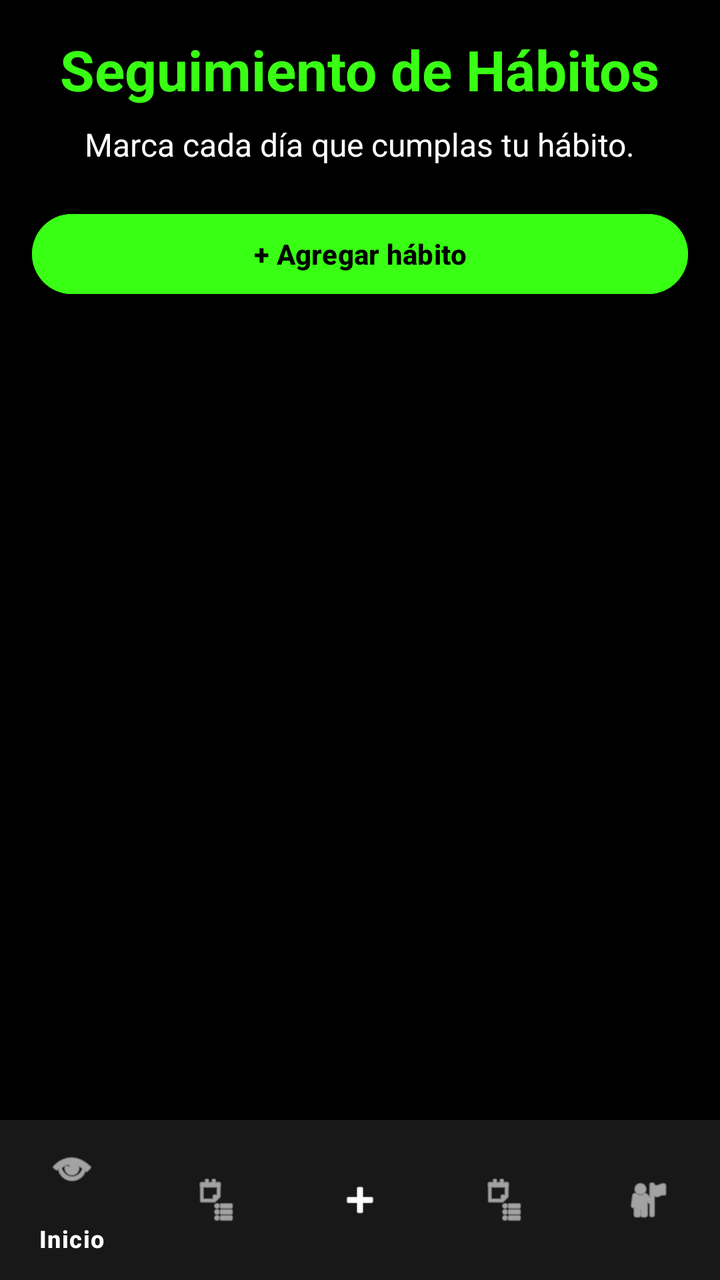
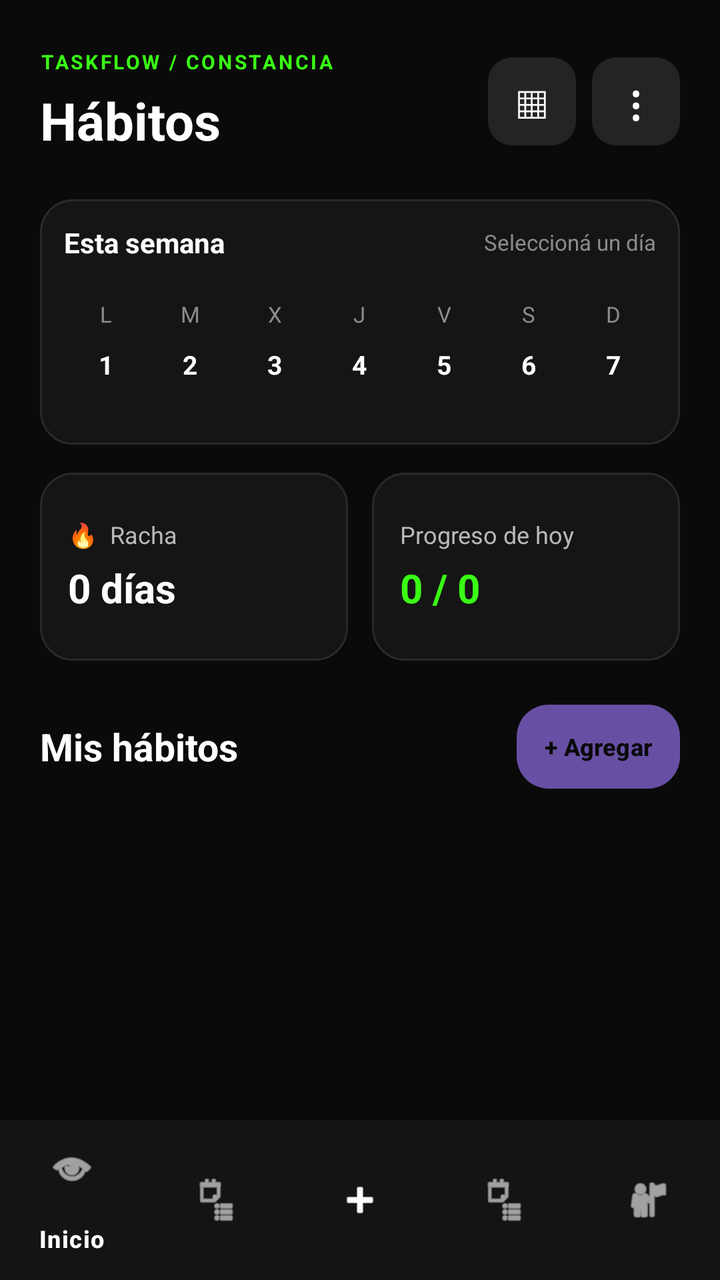

The first picture is an Android layout as it rendered before a commit; the second is the same layout after the commit. The layout source and the unified diff follow.
<!-- AndroidManifest.xml: application theme Theme.TaskFlow -->
<!-- res/layout/activity_habitos.xml -->
<?xml version="1.0" encoding="utf-8"?>
<LinearLayout xmlns:android="http://schemas.android.com/apk/res/android"
    xmlns:app="http://schemas.android.com/apk/res-auto"
    xmlns:tools="http://schemas.android.com/tools"
    android:layout_width="match_parent"
    android:layout_height="match_parent"
    android:orientation="vertical"
    android:background="#000000"
    tools:context=".HabitosActivity">

    <LinearLayout
        android:layout_width="match_parent"
        android:layout_height="0dp"
        android:layout_weight="1"
        android:orientation="vertical"
        android:padding="16dp">

    <TextView
        android:id="@+id/tituloHabitos"
        android:layout_width="wrap_content"
        android:layout_height="wrap_content"
        android:text="Seguimiento de Hábitos"
        android:textColor="#39FF14"
        android:textSize="28sp"
        android:textStyle="bold"
        android:layout_gravity="center"/>

    <TextView
        android:layout_width="wrap_content"
        android:layout_height="wrap_content"
        android:text="Marca cada día que cumplas tu hábito."
        android:textColor="#FFFFFF"
        android:textSize="16sp"
        android:layout_marginTop="8dp"
        android:layout_gravity="center"/>

    <Button
        android:id="@+id/btnAgregarHabito"
        android:layout_width="match_parent"
        android:layout_height="wrap_content"
        android:text="+ Agregar hábito"
        android:textStyle="bold"
        android:layout_marginTop="20dp"
        android:backgroundTint="#39FF14"
        android:textColor="#000000"/>

    <androidx.recyclerview.widget.RecyclerView
        android:id="@+id/recyclerHabitos"
        android:layout_width="match_parent"
        android:layout_height="0dp"
        android:layout_weight="1"
        android:layout_marginTop="20dp"/>

    </LinearLayout>

    <com.google.android.material.bottomnavigation.BottomNavigationView
        android:id="@+id/bottomNavigation"
        android:layout_width="match_parent"
        android:layout_height="wrap_content"
        android:background="#181818"
        app:itemIconTint="@color/white"
        app:itemTextColor="@color/white"
        app:menu="@menu/bottom_nav_menu" />

</LinearLayout>
<!-- resources referenced by this layout -->
<resources>
  <color name="white">#FFFFFFFF</color>
  <style name="Theme.TaskFlow" parent="Base.Theme.TaskFlow" />
  <style name="Base.Theme.TaskFlow" parent="Theme.Material3.DayNight.NoActionBar">
          
          
      </style>
</resources>

<!-- the commit's change to res/layout/activity_habitos.xml (unified diff, before → after) -->
@@ -5,61 +5,633 @@
     android:layout_width="match_parent"
     android:layout_height="match_parent"
     android:orientation="vertical"
-    android:background="#000000"
+    android:background="#0A0A0A"
     tools:context=".HabitosActivity">
 
+    
     <LinearLayout
         android:layout_width="match_parent"
         android:layout_height="0dp"
         android:layout_weight="1"
         android:orientation="vertical"
-        android:padding="16dp">
-
-    <TextView
-        android:id="@+id/tituloHabitos"
-        android:layout_width="wrap_content"
-        android:layout_height="wrap_content"
-        android:text="Seguimiento de Hábitos"
-        android:textColor="#39FF14"
-        android:textSize="28sp"
-        android:textStyle="bold"
-        android:layout_gravity="center"/>
-
-    <TextView
-        android:layout_width="wrap_content"
-        android:layout_height="wrap_content"
-        android:text="Marca cada día que cumplas tu hábito."
-        android:textColor="#FFFFFF"
-        android:textSize="16sp"
-        android:layout_marginTop="8dp"
-        android:layout_gravity="center"/>
-
-    <Button
-        android:id="@+id/btnAgregarHabito"
-        android:layout_width="match_parent"
-        android:layout_height="wrap_content"
-        android:text="+ Agregar hábito"
-        android:textStyle="bold"
-        android:layout_marginTop="20dp"
-        android:backgroundTint="#39FF14"
-        android:textColor="#000000"/>
-
-    <androidx.recyclerview.widget.RecyclerView
-        android:id="@+id/recyclerHabitos"
-        android:layout_width="match_parent"
-        android:layout_height="0dp"
-        android:layout_weight="1"
-        android:layout_marginTop="20dp"/>
+        android:paddingStart="20dp"
+        android:paddingEnd="20dp"
+        android:paddingTop="24dp"
+        android:paddingBottom="8dp">
+
+        
+        <LinearLayout
+            android:layout_width="match_parent"
+            android:layout_height="wrap_content"
+            android:gravity="center_vertical"
+            android:orientation="horizontal">
+
+            <LinearLayout
+                android:layout_width="0dp"
+                android:layout_height="wrap_content"
+                android:layout_weight="1"
+                android:orientation="vertical">
+
+                <TextView
+                    android:layout_width="wrap_content"
+                    android:layout_height="wrap_content"
+                    android:text="TASKFLOW / CONSTANCIA"
+                    android:textColor="#39FF14"
+                    android:textSize="10sp"
+                    android:textStyle="bold"
+                    android:letterSpacing="0.12" />
+
+                <TextView
+                    android:id="@+id/tituloHabitos"
+                    android:layout_width="wrap_content"
+                    android:layout_height="wrap_content"
+                    android:layout_marginTop="5dp"
+                    android:text="Hábitos"
+                    android:textColor="#FFFFFF"
+                    android:textSize="26sp"
+                    android:textStyle="bold" />
+
+            </LinearLayout>
+
+            <TextView
+                android:id="@+id/btnCalendarioHabitos"
+                android:layout_width="44dp"
+                android:layout_height="44dp"
+                android:layout_marginEnd="8dp"
+                android:background="@drawable/habito_icon_background"
+                android:gravity="center"
+                android:text="▦"
+                android:textColor="#FFFFFF"
+                android:textSize="23sp"
+                android:contentDescription="Calendario" />
+
+            <TextView
+                android:id="@+id/btnOpcionesHabitos"
+                android:layout_width="44dp"
+                android:layout_height="44dp"
+                android:background="@drawable/habito_icon_background"
+                android:gravity="center"
+                android:text="⋮"
+                android:textColor="#FFFFFF"
+                android:textSize="25sp"
+                android:contentDescription="Opciones de hábitos" />
+
+        </LinearLayout>
+
+        
+        <LinearLayout
+            android:layout_width="match_parent"
+            android:layout_height="wrap_content"
+            android:layout_marginTop="22dp"
+            android:orientation="vertical"
+            android:padding="12dp"
+            android:background="@drawable/habito_summary_background">
+
+            <LinearLayout
+                android:layout_width="match_parent"
+                android:layout_height="wrap_content"
+                android:gravity="center_vertical"
+                android:orientation="horizontal">
+
+                <TextView
+                    android:layout_width="0dp"
+                    android:layout_height="wrap_content"
+                    android:layout_weight="1"
+                    android:text="Esta semana"
+                    android:textColor="#FFFFFF"
+                    android:textSize="14sp"
+                    android:textStyle="bold" />
+
+                <TextView
+                    android:id="@+id/tvSemanaHabitos"
+                    android:layout_width="wrap_content"
+                    android:layout_height="wrap_content"
+                    android:text="Seleccioná un día"
+                    android:textColor="#8C8C8C"
+                    android:textSize="11sp" />
+
+            </LinearLayout>
+
+            <LinearLayout
+                android:layout_width="match_parent"
+                android:layout_height="wrap_content"
+                android:layout_marginTop="14dp"
+                android:orientation="horizontal">
+
+                <LinearLayout
+                    android:id="@+id/diaColumna1"
+                    android:layout_width="0dp"
+                    android:layout_height="wrap_content"
+                    android:layout_weight="1"
+                    android:gravity="center"
+                    android:orientation="vertical"
+                    android:paddingTop="5dp"
+                    android:paddingBottom="5dp"
+                    android:background="@drawable/habito_day_background"
+                    android:clickable="true"
+                    android:focusable="true">
+
+                    <TextView
+                        android:id="@+id/tvNombreDia1"
+                        android:layout_width="wrap_content"
+                        android:layout_height="wrap_content"
+                        android:text="L"
+                        android:textColor="#8C8C8C"
+                        android:textSize="11sp" />
+
+                    <TextView
+                        android:id="@+id/tvNumeroDia1"
+                        android:layout_width="34dp"
+                        android:layout_height="36dp"
+                        android:gravity="center"
+                        android:text="1"
+                        android:textColor="#FFFFFF"
+                        android:textSize="13sp"
+                        android:textStyle="bold" />
+
+                    <TextView
+                        android:id="@+id/tvPuntoDia1"
+                        android:layout_width="wrap_content"
+                        android:layout_height="5dp"
+                        android:text="•"
+                        android:textColor="#39FF14"
+                        android:textSize="10sp" />
+
+                </LinearLayout>
+
+                <LinearLayout
+                    android:id="@+id/diaColumna2"
+                    android:layout_width="0dp"
+                    android:layout_height="wrap_content"
+                    android:layout_weight="1"
+                    android:gravity="center"
+                    android:orientation="vertical"
+                    android:paddingTop="5dp"
+                    android:paddingBottom="5dp"
+                    android:background="@drawable/habito_day_background"
+                    android:clickable="true"
+                    android:focusable="true">
+
+                    <TextView
+                        android:id="@+id/tvNombreDia2"
+                        android:layout_width="wrap_content"
+                        android:layout_height="wrap_content"
+                        android:text="M"
+                        android:textColor="#8C8C8C"
+                        android:textSize="11sp" />
+
+                    <TextView
+                        android:id="@+id/tvNumeroDia2"
+                        android:layout_width="34dp"
+                        android:layout_height="36dp"
+                        android:gravity="center"
+                        android:text="2"
+                        android:textColor="#FFFFFF"
+                        android:textSize="13sp"
+                        android:textStyle="bold" />
+
+                    <TextView
+                        android:id="@+id/tvPuntoDia2"
+                        android:layout_width="wrap_content"
+                        android:layout_height="5dp"
+                        android:text="•"
+                        android:textColor="#39FF14"
+                        android:textSize="10sp" />
+
+                </LinearLayout>
+
+                <LinearLayout
+                    android:id="@+id/diaColumna3"
+                    android:layout_width="0dp"
+                    android:layout_height="wrap_content"
+                    android:layout_weight="1"
+                    android:gravity="center"
+                    android:orientation="vertical"
+                    android:paddingTop="5dp"
+                    android:paddingBottom="5dp"
+                    android:background="@drawable/habito_day_background"
+                    android:clickable="true"
+                    android:focusable="true">
+
+                    <TextView
+                        android:id="@+id/tvNombreDia3"
+                        android:layout_width="wrap_content"
+                        android:layout_height="wrap_content"
+                        android:text="X"
+                        android:textColor="#8C8C8C"
+                        android:textSize="11sp" />
+
+                    <TextView
+                        android:id="@+id/tvNumeroDia3"
+                        android:layout_width="34dp"
+                        android:layout_height="36dp"
+                        android:gravity="center"
+                        android:text="3"
+                        android:textColor="#FFFFFF"
+                        android:textSize="13sp"
+                        android:textStyle="bold" />
+
+                    <TextView
+                        android:id="@+id/tvPuntoDia3"
+                        android:layout_width="wrap_content"
+                        android:layout_height="5dp"
+                        android:text="•"
+                        android:textColor="#39FF14"
+                        android:textSize="10sp" />
+
+                </LinearLayout>
+
+                <LinearLayout
+                    android:id="@+id/diaColumna4"
+                    android:layout_width="0dp"
+                    android:layout_height="wrap_content"
+                    android:layout_weight="1"
+                    android:gravity="center"
+                    android:orientation="vertical"
+                    android:paddingTop="5dp"
+                    android:paddingBottom="5dp"
+                    android:background="@drawable/habito_day_background"
+                    android:clickable="true"
+                    android:focusable="true">
+
+                    <TextView
+                        android:id="@+id/tvNombreDia4"
+                        android:layout_width="wrap_content"
+                        android:layout_height="wrap_content"
+                        android:text="J"
+                        android:textColor="#8C8C8C"
+                        android:textSize="11sp" />
+
+                    <TextView
+                        android:id="@+id/tvNumeroDia4"
+                        android:layout_width="34dp"
+                        android:layout_height="36dp"
+                        android:gravity="center"
+                        android:text="4"
+                        android:textColor="#FFFFFF"
+                        android:textSize="13sp"
+                        android:textStyle="bold" />
+
+                    <TextView
+                        android:id="@+id/tvPuntoDia4"
+                        android:layout_width="wrap_content"
+                        android:layout_height="5dp"
+                        android:text="•"
+                        android:textColor="#39FF14"
+                        android:textSize="10sp" />
+
+                </LinearLayout>
+
+                <LinearLayout
+                    android:id="@+id/diaColumna5"
+                    android:layout_width="0dp"
+                    android:layout_height="wrap_content"
+                    android:layout_weight="1"
+                    android:gravity="center"
+                    android:orientation="vertical"
+                    android:paddingTop="5dp"
+                    android:paddingBottom="5dp"
+                    android:background="@drawable/habito_day_background"
+                    android:clickable="true"
+                    android:focusable="true">
+
+                    <TextView
+                        android:id="@+id/tvNombreDia5"
+                        android:layout_width="wrap_content"
+                        android:layout_height="wrap_content"
+                        android:text="V"
+                        android:textColor="#8C8C8C"
+                        android:textSize="11sp" />
+
+                    <TextView
+                        android:id="@+id/tvNumeroDia5"
+                        android:layout_width="34dp"
+                        android:layout_height="36dp"
+                        android:gravity="center"
+                        android:text="5"
+                        android:textColor="#FFFFFF"
+                        android:textSize="13sp"
+                        android:textStyle="bold" />
+
+                    <TextView
+                        android:id="@+id/tvPuntoDia5"
+                        android:layout_width="wrap_content"
+                        android:layout_height="5dp"
+                        android:text="•"
+                        android:textColor="#39FF14"
+                        android:textSize="10sp" />
+
+                </LinearLayout>
+
+                <LinearLayout
+                    android:id="@+id/diaColumna6"
+                    android:layout_width="0dp"
+                    android:layout_height="wrap_content"
+                    android:layout_weight="1"
+                    android:gravity="center"
+                    android:orientation="vertical"
+                    android:paddingTop="5dp"
+                    android:paddingBottom="5dp"
+                    android:background="@drawable/habito_day_background"
+                    android:clickable="true"
+                    android:focusable="true">
+
+                    <TextView
+                        android:id="@+id/tvNombreDia6"
+                        android:layout_width="wrap_content"
+                        android:layout_height="wrap_content"
+                        android:text="S"
+                        android:textColor="#8C8C8C"
+                        android:textSize="11sp" />
+
+                    <TextView
+                        android:id="@+id/tvNumeroDia6"
+                        android:layout_width="34dp"
+                        android:layout_height="36dp"
+                        android:gravity="center"
+                        android:text="6"
+                        android:textColor="#FFFFFF"
+                        android:textSize="13sp"
+                        android:textStyle="bold" />
+
+                    <TextView
+                        android:id="@+id/tvPuntoDia6"
+                        android:layout_width="wrap_content"
+                        android:layout_height="5dp"
+                        android:text="•"
+                        android:textColor="#39FF14"
+                        android:textSize="10sp" />
+
+                </LinearLayout>
+
+                <LinearLayout
+                    android:id="@+id/diaColumna7"
+                    android:layout_width="0dp"
+                    android:layout_height="wrap_content"
+                    android:layout_weight="1"
+                    android:gravity="center"
+                    android:orientation="vertical"
+                    android:paddingTop="5dp"
+                    android:paddingBottom="5dp"
+                    android:background="@drawable/habito_day_background"
+                    android:clickable="true"
+                    android:focusable="true">
+
+                    <TextView
+                        android:id="@+id/tvNombreDia7"
+                        android:layout_width="wrap_content"
+                        android:layout_height="wrap_content"
+                        android:text="D"
+                        android:textColor="#8C8C8C"
+                        android:textSize="11sp" />
+
+                    <TextView
+                        android:id="@+id/tvNumeroDia7"
+                        android:layout_width="34dp"
+                        android:layout_height="36dp"
+                        android:gravity="center"
+                        android:text="7"
+                        android:textColor="#FFFFFF"
+                        android:textSize="13sp"
+                        android:textStyle="bold" />
+
+                    <TextView
+                        android:id="@+id/tvPuntoDia7"
+                        android:layout_width="wrap_content"
+                        android:layout_height="5dp"
+                        android:text="•"
+                        android:textColor="#39FF14"
+                        android:textSize="10sp" />
+
+                </LinearLayout>
+
+            </LinearLayout>
+
+        </LinearLayout>
+
+        
+        <LinearLayout
+            android:layout_width="match_parent"
+            android:layout_height="94dp"
+            android:layout_marginTop="14dp"
+            android:orientation="horizontal">
+
+            <LinearLayout
+                android:layout_width="0dp"
+                android:layout_height="match_parent"
+                android:layout_weight="1"
+                android:layout_marginEnd="6dp"
+                android:orientation="vertical"
+                android:gravity="center_vertical"
+                android:padding="14dp"
+                android:background="@drawable/habito_summary_background">
+
+                <TextView
+                    android:layout_width="wrap_content"
+                    android:layout_height="wrap_content"
+                    android:text="🔥  Racha"
+                    android:textColor="#B8B8B8"
+                    android:textSize="12sp" />
+
+                <TextView
+                    android:id="@+id/tvRachaGeneral"
+                    android:layout_width="wrap_content"
+                    android:layout_height="wrap_content"
+                    android:layout_marginTop="5dp"
+                    android:text="0 días"
+                    android:textColor="#FFFFFF"
+                    android:textSize="20sp"
+                    android:textStyle="bold" />
+
+            </LinearLayout>
+
+            <LinearLayout
+                android:layout_width="0dp"
+                android:layout_height="match_parent"
+                android:layout_weight="1"
+                android:layout_marginStart="6dp"
+                android:orientation="vertical"
+                android:gravity="center_vertical"
+                android:padding="14dp"
+                android:background="@drawable/habito_summary_background">
+
+                <TextView
+                    android:layout_width="wrap_content"
+                    android:layout_height="wrap_content"
+                    android:text="Progreso de hoy"
+                    android:id="@+id/tvEtiquetaProgreso"
+                    android:textColor="#B8B8B8"
+                    android:textSize="12sp" />
+
+                <TextView
+                    android:id="@+id/tvProgresoGeneral"
+                    android:layout_width="wrap_content"
+                    android:layout_height="wrap_content"
+                    android:layout_marginTop="5dp"
+                    android:text="0 / 0"
+                    android:textColor="#39FF14"
+                    android:textSize="20sp"
+                    android:textStyle="bold" />
+
+            </LinearLayout>
+
+        </LinearLayout>
+
+        
+        <LinearLayout
+            android:layout_width="match_parent"
+            android:layout_height="wrap_content"
+            android:layout_marginTop="22dp"
+            android:gravity="center_vertical"
+            android:orientation="horizontal">
+
+            <TextView
+                android:layout_width="0dp"
+                android:layout_height="wrap_content"
+                android:layout_weight="1"
+                android:text="Mis hábitos"
+                android:textColor="#FFFFFF"
+                android:textSize="19sp"
+                android:textStyle="bold" />
+
+            <Button
+                android:id="@+id/btnAgregarHabito"
+                android:layout_width="wrap_content"
+                android:layout_height="42dp"
+                android:minHeight="0dp"
+                android:minWidth="0dp"
+                android:paddingStart="14dp"
+                android:paddingEnd="14dp"
+                android:text="+ Agregar"
+                android:textAllCaps="false"
+                android:textColor="#0A0A0A"
+                android:textSize="12sp"
+                android:textStyle="bold"
+                android:background="@drawable/login_button_background" />
+
+        </LinearLayout>
+
+        
+        <androidx.recyclerview.widget.RecyclerView
+            android:id="@+id/recyclerHabitos"
+            android:layout_width="match_parent"
+            android:layout_height="0dp"
+            android:layout_weight="1"
+            android:layout_marginTop="12dp"
+            android:clipToPadding="false"
+            android:paddingBottom="8dp"
+            tools:listitem="@layout/item_habito" />
 
     </LinearLayout>
 
+    
     <com.google.android.material.bottomnavigation.BottomNavigationView
         android:id="@+id/bottomNavigation"
         android:layout_width="match_parent"
         android:layout_height="wrap_content"
-        android:background="#181818"
+        android:background="#141414"
         app:itemIconTint="@color/white"
         app:itemTextColor="@color/white"
         app:menu="@menu/bottom_nav_menu" />
 
 </LinearLayout>
+<!-- res/layout/item_habito.xml (included above) -->
+<?xml version="1.0" encoding="utf-8"?>
+<LinearLayout xmlns:android="http://schemas.android.com/apk/res/android"
+    android:layout_width="match_parent"
+    android:layout_height="wrap_content"
+    android:layout_marginBottom="12dp"
+    android:orientation="vertical"
+    android:padding="14dp"
+    android:background="@drawable/habito_card_background">
+
+    
+    <LinearLayout
+        android:layout_width="match_parent"
+        android:layout_height="wrap_content"
+        android:gravity="center_vertical"
+        android:orientation="horizontal">
+
+        
+        <TextView
+            android:id="@+id/tvIconoHabito"
+            android:layout_width="40dp"
+            android:layout_height="40dp"
+            android:gravity="center"
+            android:text="●"
+            android:textSize="22sp"
+            android:background="@drawable/habito_icon_background" />
+
+        
+        <LinearLayout
+            android:layout_width="0dp"
+            android:layout_height="wrap_content"
+            android:layout_marginStart="12dp"
+            android:layout_weight="1"
+            android:orientation="vertical">
+
+            <TextView
+                android:id="@+id/tvNombreHabito"
+                android:layout_width="match_parent"
+                android:layout_height="wrap_content"
+                android:text="Nombre del hábito"
+                android:textColor="#FFFFFF"
+                android:textSize="15sp"
+                android:textStyle="bold"
+                android:maxLines="1"
+                android:ellipsize="end" />
+
+            <TextView
+                android:id="@+id/tvProgreso"
+                android:layout_width="match_parent"
+                android:layout_height="wrap_content"
+                android:layout_marginTop="4dp"
+                android:text="0 días completados"
+                android:textColor="#8C8C8C"
+                android:textSize="12sp" />
+
+        </LinearLayout>
+
+        
+        <CheckBox
+            android:id="@+id/checkHabitoHoy"
+            android:layout_width="40dp"
+            android:layout_height="40dp"
+            android:buttonTint="#39FF14"
+            android:contentDescription="Marcar hábito como completado"
+            android:padding="4dp" />
+
+    </LinearLayout>
+
+    
+    <ProgressBar
+        android:id="@+id/progresoHabito"
+        style="?android:attr/progressBarStyleHorizontal"
+        android:layout_width="match_parent"
+        android:layout_height="4dp"
+        android:layout_marginTop="12dp"
+        android:max="31"
+        android:progress="0"
+        android:progressTint="#39FF14"
+        android:progressBackgroundTint="#2A2A2A" />
+
+    
+    <TextView
+        android:id="@+id/tvRacha"
+        android:layout_width="match_parent"
+        android:layout_height="wrap_content"
+        android:layout_marginTop="9dp"
+        android:text="🔥 Racha actual: 0 días"
+        android:textColor="#B8B8B8"
+        android:textSize="12sp" />
+
+    
+    <GridLayout
+        android:id="@+id/gridDias"
+        android:layout_width="match_parent"
+        android:layout_height="wrap_content"
+        android:layout_marginTop="8dp"
+        android:columnCount="7"
+        android:visibility="gone" />
+
+</LinearLayout>
<!-- resource entries referenced after the edit -->
@@ -1,6 +1,66 @@
 <!-- resources referenced by this layout -->
 <resources>
   <color name="white">#FFFFFFFF</color>
+  <!-- drawable habito_card_background (drawable) -->
+  <?xml version="1.0" encoding="utf-8"?>
+  <shape xmlns:android="http://schemas.android.com/apk/res/android"
+      android:shape="rectangle">
+  
+      <solid android:color="#1A1A1A" />
+  
+      <corners android:radius="16dp" />
+  
+      <stroke
+          android:width="1dp"
+          android:color="#2A2A2A" />
+  
+  </shape>
+  <!-- drawable habito_day_background (drawable) -->
+  <?xml version="1.0" encoding="utf-8"?>
+  <shape xmlns:android="http://schemas.android.com/apk/res/android"
+      android:shape="rectangle">
+      <solid android:color="#151515" />
+      <corners android:radius="10dp" />
+  </shape>
+  <!-- drawable habito_icon_background (drawable) -->
+  <?xml version="1.0" encoding="utf-8"?>
+  <shape xmlns:android="http://schemas.android.com/apk/res/android"
+      android:shape="rectangle">
+  
+      <solid android:color="#242424" />
+  
+      <corners android:radius="12dp" />
+  
+  </shape>
+  <!-- drawable habito_summary_background (drawable) -->
+  <?xml version="1.0" encoding="utf-8"?>
+  <shape xmlns:android="http://schemas.android.com/apk/res/android"
+      android:shape="rectangle">
+      <solid android:color="#151515" />
+      <corners android:radius="16dp" />
+      <stroke
+          android:width="1dp"
+          android:color="#2A2A2A" />
+  </shape>
+  <!-- drawable login_button_background (drawable) -->
+  <?xml version="1.0" encoding="utf-8"?>
+  <selector xmlns:android="http://schemas.android.com/apk/res/android">
+  
+      <item android:state_pressed="true">
+          <shape android:shape="rectangle">
+              <solid android:color="#2EDB10" />
+              <corners android:radius="16dp" />
+          </shape>
+      </item>
+  
+      <item>
+          <shape android:shape="rectangle">
+              <solid android:color="#39FF14" />
+              <corners android:radius="16dp" />
+          </shape>
+      </item>
+  
+  </selector>
   <style name="Theme.TaskFlow" parent="Base.Theme.TaskFlow" />
   <style name="Base.Theme.TaskFlow" parent="Theme.Material3.DayNight.NoActionBar">
           
